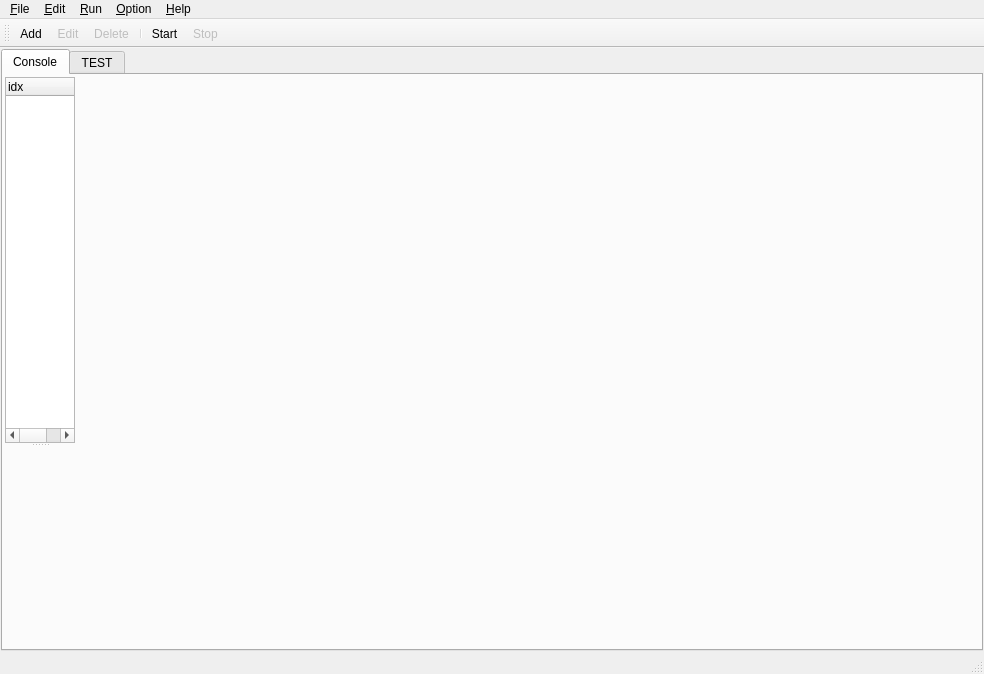
Above: qiperfc/src/qiperfc.ui from coolshou/qiperf before the change. Below: the same form after it.
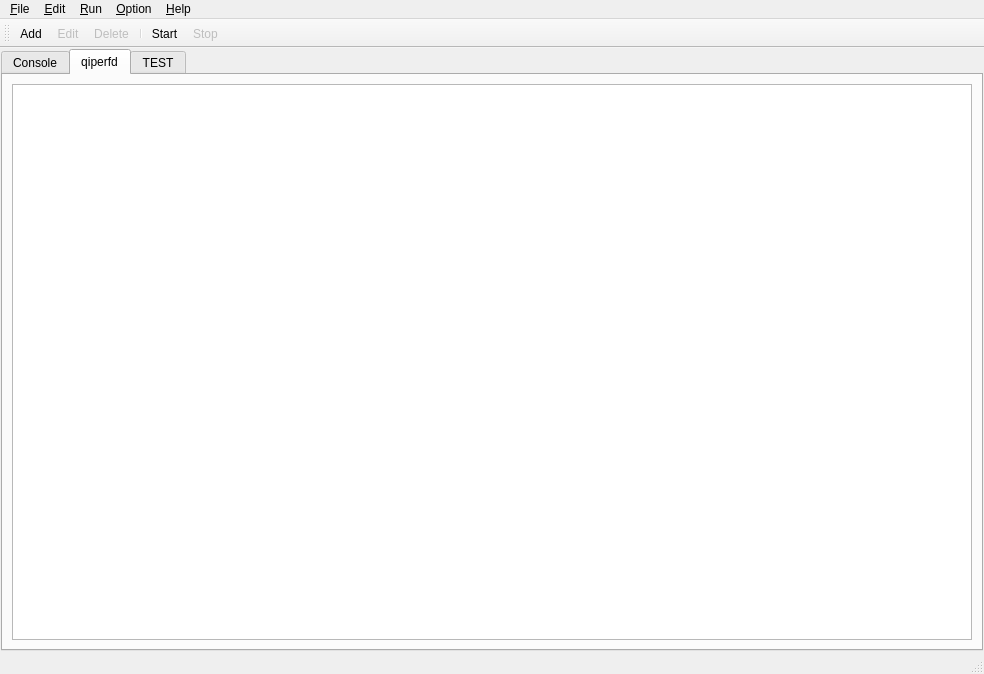
That is the form after the change. Icons and pictures are not drawn.

Diff of the .ui file:
```diff
--- a/qiperfc/src/qiperfc.ui
+++ b/qiperfc/src/qiperfc.ui
@@ -40,7 +40,7 @@
     <item>
      <widget class="QTabWidget" name="tabWidget">
       <property name="currentIndex">
-       <number>0</number>
+       <number>1</number>
       </property>
       <widget class="QWidget" name="tab_console">
        <attribute name="title">
@@ -138,6 +138,19 @@
         </item>
        </layout>
       </widget>
+      <widget class="QWidget" name="tab">
+       <attribute name="title">
+        <string>qiperfd</string>
+       </attribute>
+       <attribute name="toolTip">
+        <string>show all qiperfd daemon</string>
+       </attribute>
+       <layout class="QVBoxLayout" name="verticalLayout_3">
+        <item>
+         <widget class="QTableView" name="tv_qiperfd"/>
+        </item>
+       </layout>
+      </widget>
       <widget class="QWidget" name="tab_test">
        <attribute name="title">
         <string>TEST</string>
```
Left out of the diff: 4 changed lines with no effect on the pictures.
